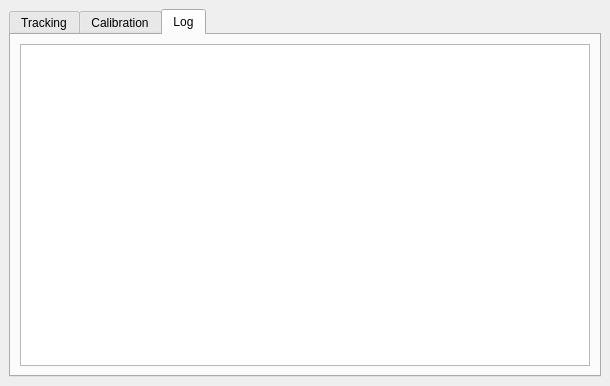
Above: ui/solar_drive.ui from badders/solar_drive before the change. Below: the same form after it.
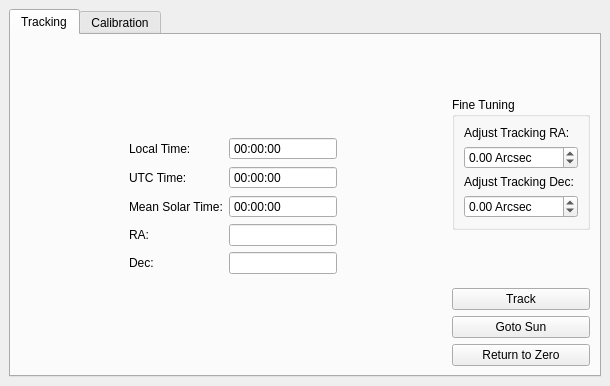
That is the form after the change. The open tabs and pages were chosen to show the change.

Commit message: Make tracking work correctly

Patch:
```diff
--- a/ui/solar_drive.ui
+++ b/ui/solar_drive.ui
@@ -573,20 +573,6 @@
         </item>
        </layout>
       </widget>
-      <widget class="QWidget" name="tab_3">
-       <attribute name="title">
-        <string>Log</string>
-       </attribute>
-       <layout class="QVBoxLayout" name="verticalLayout_5">
-        <item>
-         <widget class="QTextEdit" name="logViewer">
-          <property name="readOnly">
-           <bool>true</bool>
-          </property>
-         </widget>
-        </item>
-       </layout>
-      </widget>
      </widget>
     </item>
    </layout>
```
Left out of the diff: 12 changed lines with no effect on the pictures. The commit also changes 2 other files.
